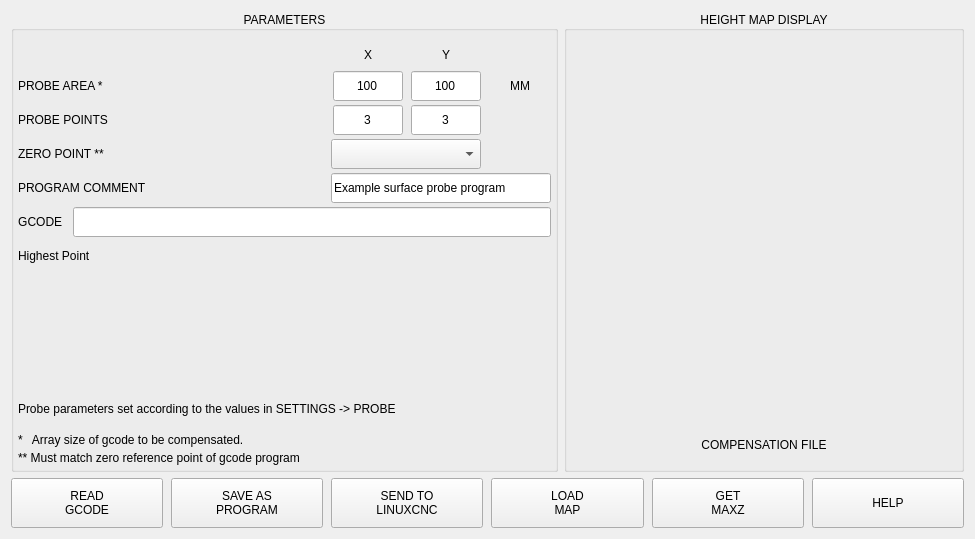
First picture: the form in lib/zlevel.ui, repository persei802/QtDragon_hd, before the edit.
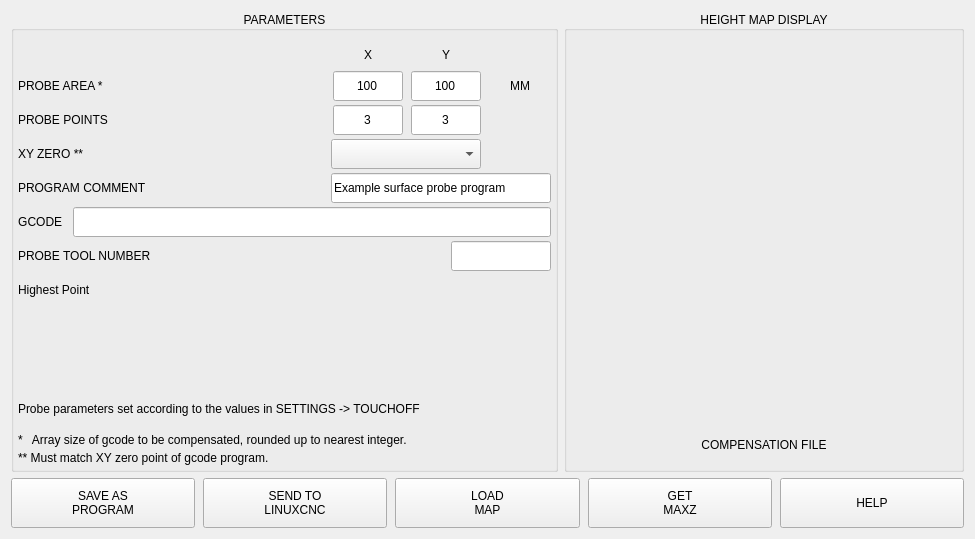
Second picture: the form after the edit.

Commit message: fixed standalone mode and use gcode_properties to define probe area

```diff
--- a/lib/zlevel.ui
+++ b/lib/zlevel.ui
@@ -363,7 +363,7 @@
           <item>
            <widget class="QLabel" name="lbl_zero_ref">
             <property name="text">
-             <string>ZERO POINT **</string>
+             <string>XY ZERO **</string>
             </property>
            </widget>
           </item>
@@ -512,6 +512,63 @@
           </item>
          </layout>
         </item>
+        <item>
+         <layout class="QHBoxLayout" name="horizontalLayout_5">
+          <property name="spacing">
+           <number>4</number>
+          </property>
+          <property name="bottomMargin">
+           <number>0</number>
+          </property>
+          <item>
+           <widget class="QLabel" name="label">
+            <property name="minimumSize">
+             <size>
+              <width>0</width>
+              <height>30</height>
+             </size>
+            </property>
+            <property name="maximumSize">
+             <size>
+              <width>16777215</width>
+              <height>30</height>
+             </size>
+            </property>
+            <property name="text">
+             <string>PROBE TOOL NUMBER</string>
+            </property>
+           </widget>
+          </item>
+          <item>
+           <widget class="QLineEdit" name="lineEdit_probe_tool">
+            <property name="sizePolicy">
+             <sizepolicy hsizetype="Preferred" vsizetype="Preferred">
+              <horstretch>0</horstretch>
+              <verstretch>0</verstretch>
+             </sizepolicy>
+            </property>
+            <property name="minimumSize">
+             <size>
+              <width>100</width>
+              <height>30</height>
+             </size>
+            </property>
+            <property name="maximumSize">
+             <size>
+              <width>100</width>
+              <height>30</height>
+             </size>
+            </property>
+            <property name="maxLength">
+             <number>8</number>
+            </property>
+            <property name="alignment">
+             <set>Qt::AlignCenter</set>
+            </property>
+           </widget>
+          </item>
+         </layout>
+        </item>
         <item>
          <widget class="QLabel" name="lbl_highest">
           <property name="minimumSize">
@@ -553,14 +610,14 @@
            </size>
           </property>
           <property name="text">
-           <string>Probe parameters set according to the values in SETTINGS -&gt; PROBE</string>
+           <string>Probe parameters set according to the values in SETTINGS -&gt; TOUCHOFF</string>
           </property>
          </widget>
         </item>
         <item>
          <widget class="QLabel" name="lbl_explain_area">
           <property name="text">
-           <string>*   Array size of gcode to be compensated.</string>
+           <string>*   Array size of gcode to be compensated, rounded up to nearest integer.</string>
           </property>
           <property name="wordWrap">
            <bool>true</bool>
@@ -570,7 +627,7 @@
         <item>
          <widget class="QLabel" name="lbl_explain_zero">
           <property name="text">
-           <string>** Must match zero reference point of gcode program</string>
+           <string>** Must match XY zero point of gcode program.</string>
           </property>
           <property name="wordWrap">
            <bool>true</bool>
@@ -666,35 +723,6 @@
        <property name="spacing">
         <number>8</number>
        </property>
-       <item>
-        <widget class="QPushButton" name="btn_read_gcode">
-         <property name="sizePolicy">
-          <sizepolicy hsizetype="Preferred" vsizetype="Fixed">
-           <horstretch>0</horstretch>
-           <verstretch>0</verstretch>
-          </sizepolicy>
-         </property>
-         <property name="minimumSize">
-          <size>
-           <width>0</width>
-           <height>50</height>
-          </size>
-         </property>
-         <property name="maximumSize">
-          <size>
-           <width>16777215</width>
-           <height>50</height>
-          </size>
-         </property>
-         <property name="toolTip">
-          <string>Read and parse gcode file to extract probe area</string>
-         </property>
-         <property name="text">
-          <string>READ
-GCODE</string>
-         </property>
-        </widget>
-       </item>
        <item>
         <widget class="QPushButton" name="btn_save_gcode">
          <property name="sizePolicy">
```
The commit also changes 1 other file.
